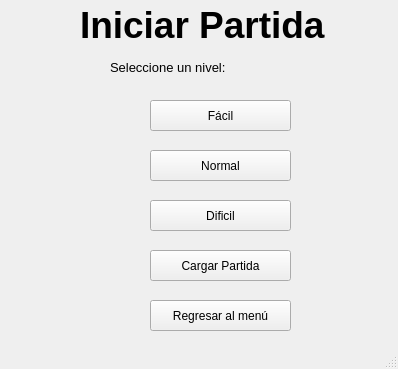
josephtk18/ProyectoSudoku, file ventana_jugar.ui: the form before one commit.
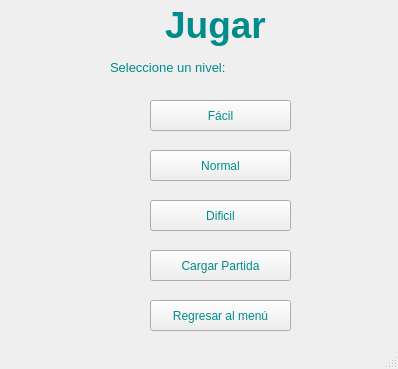
The form after the commit.

```diff
--- a/ventana_jugar.ui
+++ b/ventana_jugar.ui
@@ -23,8 +23,45 @@
       <height>51</height>
      </rect>
     </property>
+    <property name="palette">
+     <palette>
+      <active>
+       <colorrole role="WindowText">
+        <brush brushstyle="SolidPattern">
+         <color alpha="255">
+          <red>0</red>
+          <green>140</green>
+          <blue>140</blue>
+         </color>
+        </brush>
+       </colorrole>
+      </active>
+      <inactive>
+       <colorrole role="WindowText">
+        <brush brushstyle="SolidPattern">
+         <color alpha="255">
+          <red>0</red>
+          <green>140</green>
+          <blue>140</blue>
+         </color>
+        </brush>
+       </colorrole>
+      </inactive>
+      <disabled>
+       <colorrole role="WindowText">
+        <brush brushstyle="SolidPattern">
+         <color alpha="255">
+          <red>112</red>
+          <green>111</green>
+          <blue>113</blue>
+         </color>
+        </brush>
+       </colorrole>
+      </disabled>
+     </palette>
+    </property>
     <property name="text">
-     <string>&lt;html&gt;&lt;head/&gt;&lt;body&gt;&lt;p&gt;&lt;span style=&quot; font-size:28pt; font-weight:600;&quot;&gt;Iniciar Partida&lt;/span&gt;&lt;/p&gt;&lt;/body&gt;&lt;/html&gt;</string>
+     <string>&lt;html&gt;&lt;head/&gt;&lt;body&gt;&lt;p align=&quot;center&quot;&gt;&lt;span style=&quot; font-size:28pt; font-weight:600;&quot;&gt;Jugar&lt;/span&gt;&lt;/p&gt;&lt;/body&gt;&lt;/html&gt;</string>
     </property>
    </widget>
    <widget class="QLabel" name="leyenda">
@@ -36,6 +73,43 @@
       <height>16</height>
      </rect>
     </property>
+    <property name="palette">
+     <palette>
+      <active>
+       <colorrole role="WindowText">
+        <brush brushstyle="SolidPattern">
+         <color alpha="255">
+          <red>0</red>
+          <green>140</green>
+          <blue>140</blue>
+         </color>
+        </brush>
+       </colorrole>
+      </active>
+      <inactive>
+       <colorrole role="WindowText">
+        <brush brushstyle="SolidPattern">
+         <color alpha="255">
+          <red>0</red>
+          <green>140</green>
+          <blue>140</blue>
+         </color>
+        </brush>
+       </colorrole>
+      </inactive>
+      <disabled>
+       <colorrole role="WindowText">
+        <brush brushstyle="SolidPattern">
+         <color alpha="255">
+          <red>112</red>
+          <green>111</green>
+          <blue>113</blue>
+         </color>
+        </brush>
+       </colorrole>
+      </disabled>
+     </palette>
+    </property>
     <property name="text">
      <string>&lt;html&gt;&lt;head/&gt;&lt;body&gt;&lt;p&gt;&lt;span style=&quot; font-size:10pt;&quot;&gt;Seleccione un nivel:&lt;/span&gt;&lt;/p&gt;&lt;/body&gt;&lt;/html&gt;</string>
     </property>
@@ -49,6 +123,43 @@
       <height>31</height>
      </rect>
     </property>
+    <property name="palette">
+     <palette>
+      <active>
+       <colorrole role="ButtonText">
+        <brush brushstyle="SolidPattern">
+         <color alpha="255">
+          <red>0</red>
+          <green>140</green>
+          <blue>140</blue>
+         </color>
+        </brush>
+       </colorrole>
+      </active>
+      <inactive>
+       <colorrole role="ButtonText">
+        <brush brushstyle="SolidPattern">
+         <color alpha="255">
+          <red>0</red>
+          <green>140</green>
+          <blue>140</blue>
+         </color>
+        </brush>
+       </colorrole>
+      </inactive>
+      <disabled>
+       <colorrole role="ButtonText">
+        <brush brushstyle="SolidPattern">
+         <color alpha="255">
+          <red>112</red>
+          <green>111</green>
+          <blue>113</blue>
+         </color>
+        </brush>
+       </colorrole>
+      </disabled>
+     </palette>
+    </property>
     <property name="text">
      <string>Fácil</string>
     </property>
@@ -62,6 +173,43 @@
       <height>31</height>
      </rect>
     </property>
+    <property name="palette">
+     <palette>
+      <active>
+       <colorrole role="ButtonText">
+        <brush brushstyle="SolidPattern">
+         <color alpha="255">
+          <red>0</red>
+          <green>140</green>
+          <blue>140</blue>
+         </color>
+        </brush>
+       </colorrole>
+      </active>
+      <inactive>
+       <colorrole role="ButtonText">
+        <brush brushstyle="SolidPattern">
+         <color alpha="255">
+          <red>0</red>
+          <green>140</green>
+          <blue>140</blue>
+         </color>
+        </brush>
+       </colorrole>
+      </inactive>
+      <disabled>
+       <colorrole role="ButtonText">
+        <brush brushstyle="SolidPattern">
+         <color alpha="255">
+          <red>112</red>
+          <green>111</green>
+          <blue>113</blue>
+         </color>
+        </brush>
+       </colorrole>
+      </disabled>
+     </palette>
+    </property>
     <property name="text">
      <string>Normal</string>
     </property>
@@ -75,6 +223,43 @@
       <height>31</height>
      </rect>
     </property>
+    <property name="palette">
+     <palette>
+      <active>
+       <colorrole role="ButtonText">
+        <brush brushstyle="SolidPattern">
+         <color alpha="255">
+          <red>0</red>
+          <green>140</green>
+          <blue>140</blue>
+         </color>
+        </brush>
+       </colorrole>
+      </active>
+      <inactive>
+       <colorrole role="ButtonText">
+        <brush brushstyle="SolidPattern">
+         <color alpha="255">
+          <red>0</red>
+          <green>140</green>
+          <blue>140</blue>
+         </color>
+        </brush>
+       </colorrole>
+      </inactive>
+      <disabled>
+       <colorrole role="ButtonText">
+        <brush brushstyle="SolidPattern">
+         <color alpha="255">
+          <red>112</red>
+          <green>111</green>
+          <blue>113</blue>
+         </color>
+        </brush>
+       </colorrole>
+      </disabled>
+     </palette>
+    </property>
     <property name="text">
      <string>Dificil</string>
     </property>
@@ -88,6 +273,43 @@
       <height>31</height>
      </rect>
     </property>
+    <property name="palette">
+     <palette>
+      <active>
+       <colorrole role="ButtonText">
+        <brush brushstyle="SolidPattern">
+         <color alpha="255">
+          <red>0</red>
+          <green>140</green>
+          <blue>140</blue>
+         </color>
+        </brush>
+       </colorrole>
+      </active>
+      <inactive>
+       <colorrole role="ButtonText">
+        <brush brushstyle="SolidPattern">
+         <color alpha="255">
+          <red>0</red>
+          <green>140</green>
+          <blue>140</blue>
+         </color>
+        </brush>
+       </colorrole>
+      </inactive>
+      <disabled>
+       <colorrole role="ButtonText">
+        <brush brushstyle="SolidPattern">
+         <color alpha="255">
+          <red>112</red>
+          <green>111</green>
+          <blue>113</blue>
+         </color>
+        </brush>
+       </colorrole>
+      </disabled>
+     </palette>
+    </property>
     <property name="text">
      <string>Cargar Partida</string>
     </property>
@@ -101,6 +323,43 @@
       <height>31</height>
      </rect>
     </property>
+    <property name="palette">
+     <palette>
+      <active>
+       <colorrole role="ButtonText">
+        <brush brushstyle="SolidPattern">
+         <color alpha="255">
+          <red>0</red>
+          <green>140</green>
+          <blue>140</blue>
+         </color>
+        </brush>
+       </colorrole>
+      </active>
+      <inactive>
+       <colorrole role="ButtonText">
+        <brush brushstyle="SolidPattern">
+         <color alpha="255">
+          <red>0</red>
+          <green>140</green>
+          <blue>140</blue>
+         </color>
+        </brush>
+       </colorrole>
+      </inactive>
+      <disabled>
+       <colorrole role="ButtonText">
+        <brush brushstyle="SolidPattern">
+         <color alpha="255">
+          <red>112</red>
+          <green>111</green>
+          <blue>113</blue>
+         </color>
+        </brush>
+       </colorrole>
+      </disabled>
+     </palette>
+    </property>
     <property name="text">
      <string>Regresar al menú</string>
     </property>
```
